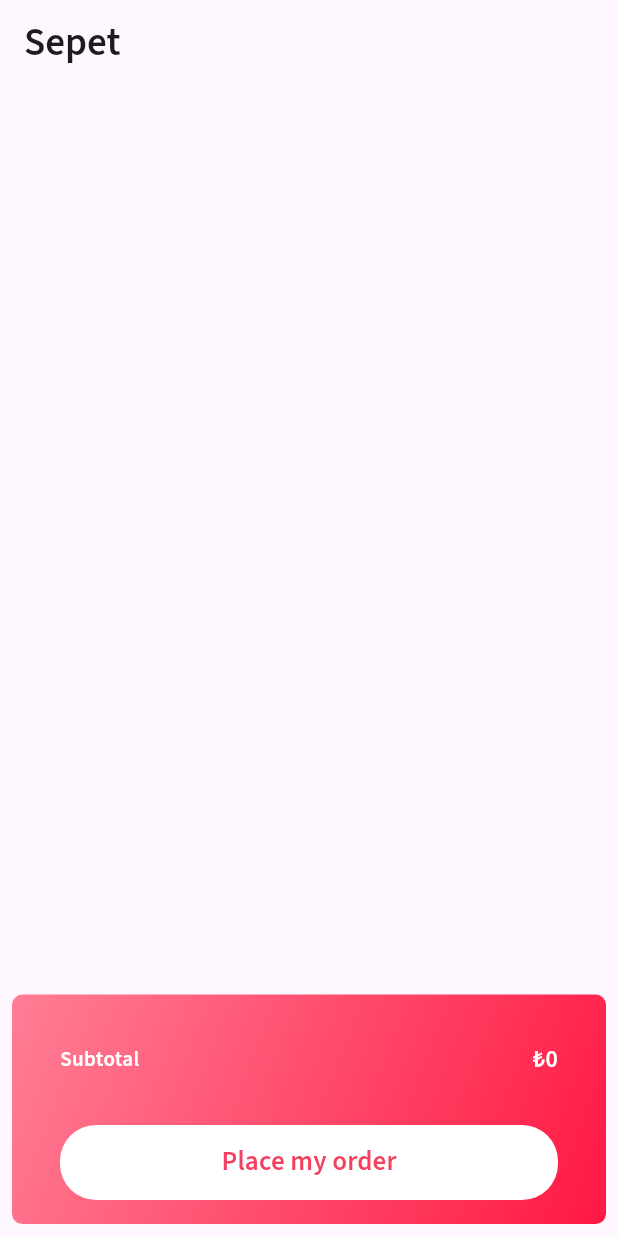
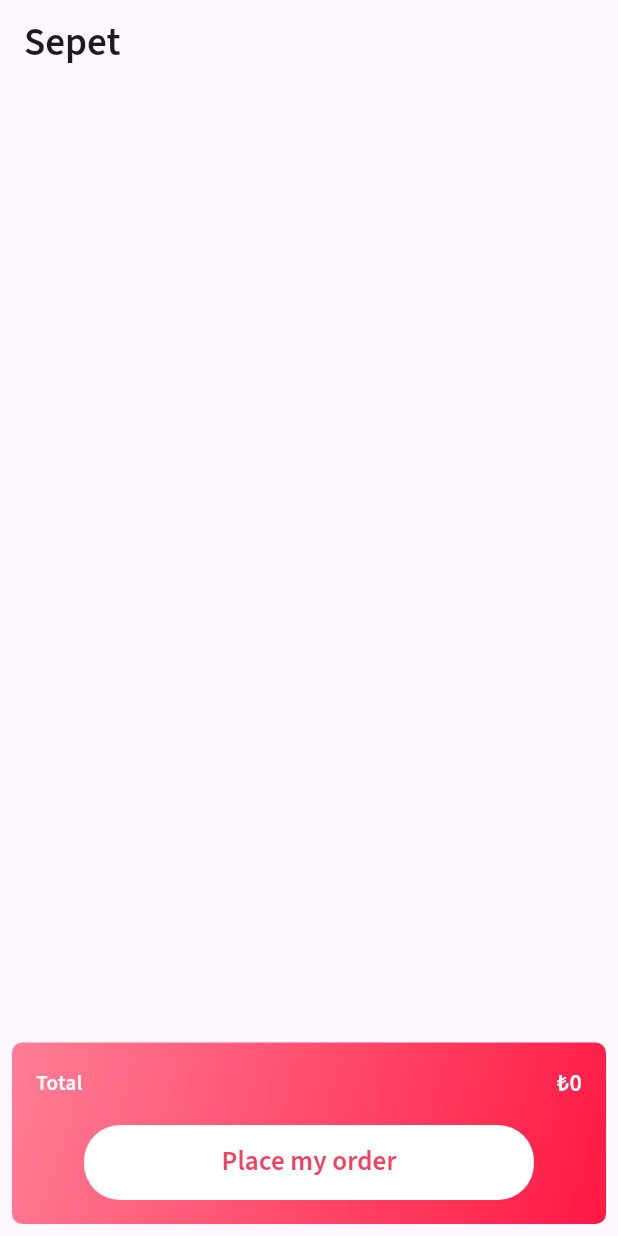
Before and after one commit to hakanbaysal20/OrderApp, a Flutter app: the Basket screen opened directly, on a phone screen of 412 x 824 dp. Run offline on Flutter 3.47's test engine with Material 3 defaults, Android fonts, the phone set to English and light mode, and no system bars; our stand-ins replace cloud_firestore, dio, firebase_auth, firebase_core, flutter_bloc, google_nav_bar and 2 more; accounts and stored records are empty; network calls fail.

Commit message:
constants used on pages

```diff
--- a/order_app/lib/bottom_nav_bar.dart
+++ b/order_app/lib/bottom_nav_bar.dart
@@ -3,7 +3,7 @@ import 'package:order_app/components/riverpood/google_nav_bar.dart';
 import 'package:order_app/constants/color_constants.dart';
 
 import 'package:order_app/ui/views/navigation_items/basket.dart';
-import 'package:order_app/ui/views/navigation_items/favourite.dart';
+import 'package:order_app/ui/views/navigation_items/favorite.dart';
 import 'package:order_app/ui/views/navigation_items/home.dart';
 import 'package:order_app/ui/views/navigation_items/profile.dart';
 
--- a/order_app/lib/constants/color_constants.dart
+++ b/order_app/lib/constants/color_constants.dart
@@ -6,11 +6,18 @@ class ColorConstants{
   const ColorConstants._();
   static const Color buttonTextColor = Color(0xFFFE5045);
   static const Color white = Color(0xFFFFFFFF);
+  static const Color whiteLight = Color(0xFFF4F6F9);
   static const Color priceColor = Color(0xFFF43F5E);
   static const Color black = Colors.black;
   static const Color blackLight = Colors.black12;
   static const Color grey = Colors.grey;
   static const List<Color> linearColor = [Color(0xFFFF1843),Color(0xFFFF607D)];
   static const List<Color> linearColorLight = [Color(0xFFFF1843) , Color(0xFFFF7E95)];
+  static const Color black54 = Colors.black54;
+  static const Color black45 = Colors.black45;
+  static const Color dark = Color(0xFF09101D);
+  static const Color blue = Colors.blue;
+  static const Color red = Color(0xFFFF0000);
+  static const Color transparent = Colors.transparent;
 
 }
--- /dev/null
+++ b/order_app/lib/constants/string_constants.dart
@@ -0,0 +1,26 @@
+import 'package:flutter/material.dart';
+
+
+@immutable
+class StringConstants {
+
+  const StringConstants._();
+  static const String menu = 'Menü';
+  static const String home = 'Anasayfa';
+  static const String profile = 'Profil';
+  static const String basket = 'Sepet';
+  static const String favorite = 'Favoriler';
+  static const String amount = 'adet';
+  static const String primaryFontFamily = 'SansPro';
+  static const String total = 'Total';
+  static const String getImage = 'http://kasimadalan.pe.hu/yemekler/resimler/';
+  static const String placeOrder = 'Place my order';
+  static const String search = 'Search';
+  static const String loovyFood = 'Loovy Food';
+  static const String personalInfo = 'Personal Info';
+  static const String yourName = 'Your name';
+  static const String city = 'City';
+  static const String email = 'Email';
+  static const String contactInfo = 'Contact Info';
+  static const String deliveryTime = 'Delivery Time';
+}
--- a/order_app/lib/ui/views/navigation_items/basket.dart
+++ b/order_app/lib/ui/views/navigation_items/basket.dart
@@ -1,6 +1,7 @@
 import 'package:flutter/material.dart';
 import 'package:flutter_bloc/flutter_bloc.dart';
 import 'package:order_app/constants/color_constants.dart';
+import 'package:order_app/constants/string_constants.dart';
 import 'package:order_app/data/entity/basket_cubit_types.dart';
 import 'package:order_app/data/entity/basket_model.dart';
 import 'package:order_app/ui/bloc/basket_cubit.dart';
@@ -11,7 +12,6 @@ class Basket extends StatefulWidget {
   @override
   State<Basket> createState() => _BasketState();
 }
-
 class _BasketState extends State<Basket> {
   @override
   void initState() {
@@ -25,8 +25,8 @@ class _BasketState extends State<Basket> {
       appBar: AppBar(
         automaticallyImplyLeading: false,
         title: const Text(
-          "Sepet",
-          style: TextStyle(fontSize: 26, fontFamily: 'SansPro', fontWeight: FontWeight.w500),
+          StringConstants.basket,
+          style: TextStyle(fontSize: 26, fontFamily: StringConstants.primaryFontFamily, fontWeight: FontWeight.w500),
         ),
       ),
       body: Column(
@@ -50,10 +50,10 @@ class _BasketState extends State<Basket> {
                                   child: Container(
                                     decoration: BoxDecoration(
                                       borderRadius: const BorderRadius.all(Radius.circular(12)),
-                                      color: Colors.white,
+                                      color: ColorConstants.white,
                                       boxShadow: [
                                         BoxShadow(
-                                            color: Colors.black.withOpacity(0.05), blurRadius: 1),
+                                            color: ColorConstants.black.withOpacity(0.05), blurRadius: 1),
                                       ],
                                     ),
                                     child:  Padding(
@@ -63,17 +63,17 @@ class _BasketState extends State<Basket> {
                                           SizedBox(
                                               height: 64,
                                               width: 64,
-                                              child: Image.network("http://kasimadalan.pe.hu/yemekler/resimler/${product.product_image_name}")),
+                                              child: Image.network("${StringConstants.getImage}${product.product_image_name}")),
                                           const SizedBox(width: 10),
                                           Column(
                                             mainAxisAlignment: MainAxisAlignment.center,
                                             crossAxisAlignment: CrossAxisAlignment.start,
                                             children: [
-                                              Text(product.product_name,style: const TextStyle(fontSize: 18,fontFamily: 'SansPro',fontWeight: FontWeight.w500),),
-                                              Text("${product.product_order_amount} adet",style: const TextStyle(fontSize: 14,fontFamily: 'SansPro',color: Colors.black54),),
+                                              Text(product.product_name,style: const TextStyle(fontSize: 18,fontFamily: StringConstants.primaryFontFamily,fontWeight: FontWeight.w500),),
+                                              Text("${product.product_order_amount} ${StringConstants.amount}",style: const TextStyle(fontSize: 14,fontFamily: StringConstants.primaryFontFamily,color: ColorConstants.black54),),
                                               Text(
                                                 "₺${int.parse(product.product_price) * int.parse(product.product_order_amount)}",
-                                                style: const TextStyle(fontSize: 18,fontFamily: 'SansPro',
+                                                style: const TextStyle(fontSize: 18,fontFamily: StringConstants.primaryFontFamily,
                                                     fontWeight: FontWeight.w500,color: ColorConstants.priceColor),),
                                             ],
                                           ),
@@ -111,12 +111,12 @@ class _BasketState extends State<Basket> {
                   child: Column(
                     children: [
                       Padding(
-                        padding: const EdgeInsets.all(32),
+                        padding: const EdgeInsets.all(16),
                         child: Row(
                           mainAxisAlignment: MainAxisAlignment.spaceBetween,
                           children: [
-                            const Text("Subtotal",style: TextStyle(color: ColorConstants.white,fontFamily: 'SansPro',fontSize: 14),),
-                            Text("₺$total",style: const TextStyle(fontFamily: 'SansPro',color: ColorConstants.white,fontSize: 16),),
+                            const Text(StringConstants.total,style: TextStyle(color: ColorConstants.white,fontFamily: StringConstants.primaryFontFamily,fontSize: 14),),
+                            Text("₺$total",style: const TextStyle(fontFamily: StringConstants.primaryFontFamily,color: ColorConstants.white,fontSize: 16),),
                           ],
                         ),
                       ),
@@ -125,12 +125,12 @@ class _BasketState extends State<Basket> {
                         padding: const EdgeInsets.only(right: 32,left: 32,bottom: 16),
                         child: SizedBox(
                           height: 50,
-                          width: double.infinity,
+                          width: 300,
                           child: TextButton(
                               style: TextButton.styleFrom(backgroundColor: ColorConstants.white,shape: const RoundedRectangleBorder(borderRadius: BorderRadius.all(Radius.circular(24)))),
                               onPressed: () {
 
-                              }, child: const Text("Place my order",style: TextStyle(fontSize: 18,fontFamily: 'SansPro',color: ColorConstants.priceColor),)),
+                              }, child: const Text(StringConstants.placeOrder,style: TextStyle(fontSize: 18,fontFamily: StringConstants.primaryFontFamily,color: ColorConstants.priceColor),)),
                         ),
                       ),
                     ],
--- a/order_app/lib/ui/views/splash.dart
+++ b/order_app/lib/ui/views/splash.dart
@@ -28,7 +28,7 @@ class _SplashState extends State<Splash> {
   @override
   Widget build(BuildContext context) {
     return Scaffold(
-      backgroundColor: Colors.transparent,
+      backgroundColor: ColorConstants.transparent,
       body: Container(
         width: double.infinity,
         height: double.infinity,
```
Also changed, not shown: order_app/lib/ui/views/navigation_items/favorite.dart (renamed from order_app/lib/ui/views/navigation_items/favourite.dart, +6 -5 lines), order_app/lib/ui/views/navigation_items/home.dart (+17 -16 lines), order_app/lib/ui/views/navigation_items/profile.dart (+11 -12 lines), order_app/lib/ui/views/product_details.dart (+14 -13 lines), order_app/lib/data/repo/auth_repo.dart (added), order_app/lib/data/repo/basket_repo.dart (added), order_app/lib/data/repo/products_repo.dart (added).
